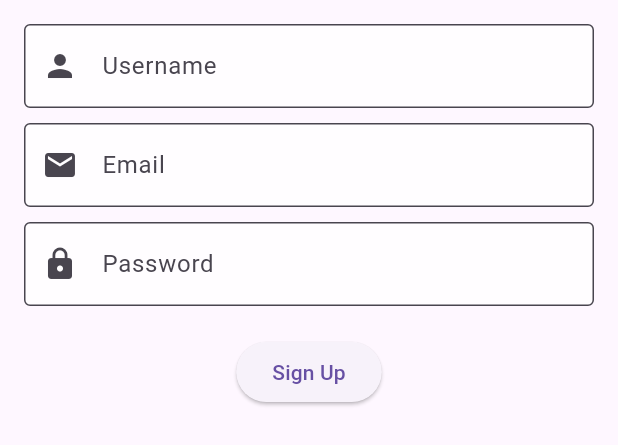
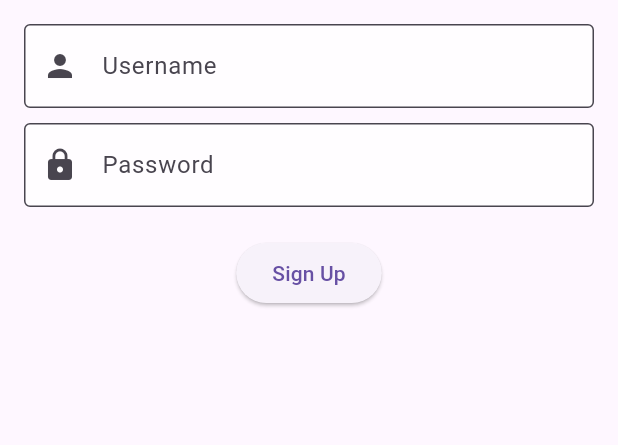
Before and after one commit to cpit252-fall-24-IT2/project-makkahpath, a Flutter app: the SignUpForm widget shown alone on an empty page, opened directly with empty values, on a phone screen of 412 x 824 dp. Shown: the top 445 px of the screen. Run offline on Flutter 3.47's test engine with Material 3 defaults, Android fonts, the light colour scheme and no system bars; our stand-ins replace sqflite, sqflite_common_ffi; accounts and stored records are empty.

Commit message:
Bugs fixed & Removed Email Requirement

```diff
--- a/lib/Widgets/sign_up_widget.dart
+++ b/lib/Widgets/sign_up_widget.dart
@@ -3,14 +3,12 @@ import 'package:flutter/material.dart';
 class SignUpForm extends StatelessWidget {
   final TextEditingController usernameController;
   final TextEditingController passwordController;
-  final TextEditingController emailController;
   final Function onSignUp;
 
   const SignUpForm({
     Key? key,
     required this.usernameController,
     required this.passwordController,
-    required this.emailController,
     required this.onSignUp,
   }) : super(key: key);
 
@@ -31,20 +29,6 @@ class SignUpForm extends StatelessWidget {
               prefixIcon: Icon(Icons.person),
               border: OutlineInputBorder(),
             ),
-          ),
-          SizedBox(height: 10),
-
-          // Email Input
-          TextField(
-            controller: emailController,
-            decoration: InputDecoration(
-              labelText: 'Email',
-              filled: true,
-              fillColor: Colors.white.withOpacity(0.8),
-              prefixIcon: Icon(Icons.email),
-              border: OutlineInputBorder(),
-            ),
-            keyboardType: TextInputType.emailAddress,
           ),
           SizedBox(height: 10),
 
```
Also changed, not shown: lib/Screens/SignInPage.dart (+4 -3 lines), lib/Screens/SignUpPage.dart (+14 -50 lines), lib/models/users.dart (+12 -18 lines), 1 other file.
